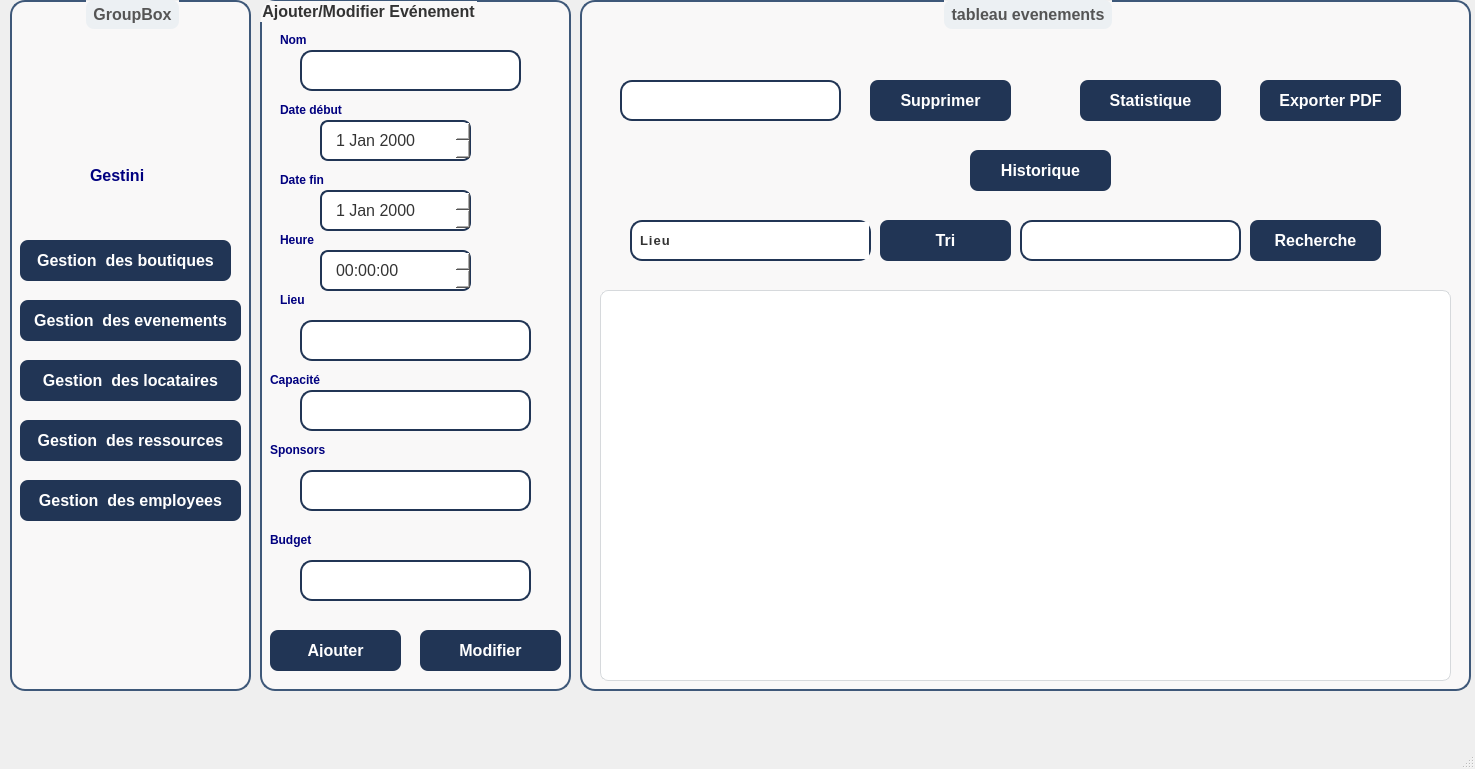
Qt form mainwindow.ui (ProjetCPP2425/2a20-genesis) before a commit.
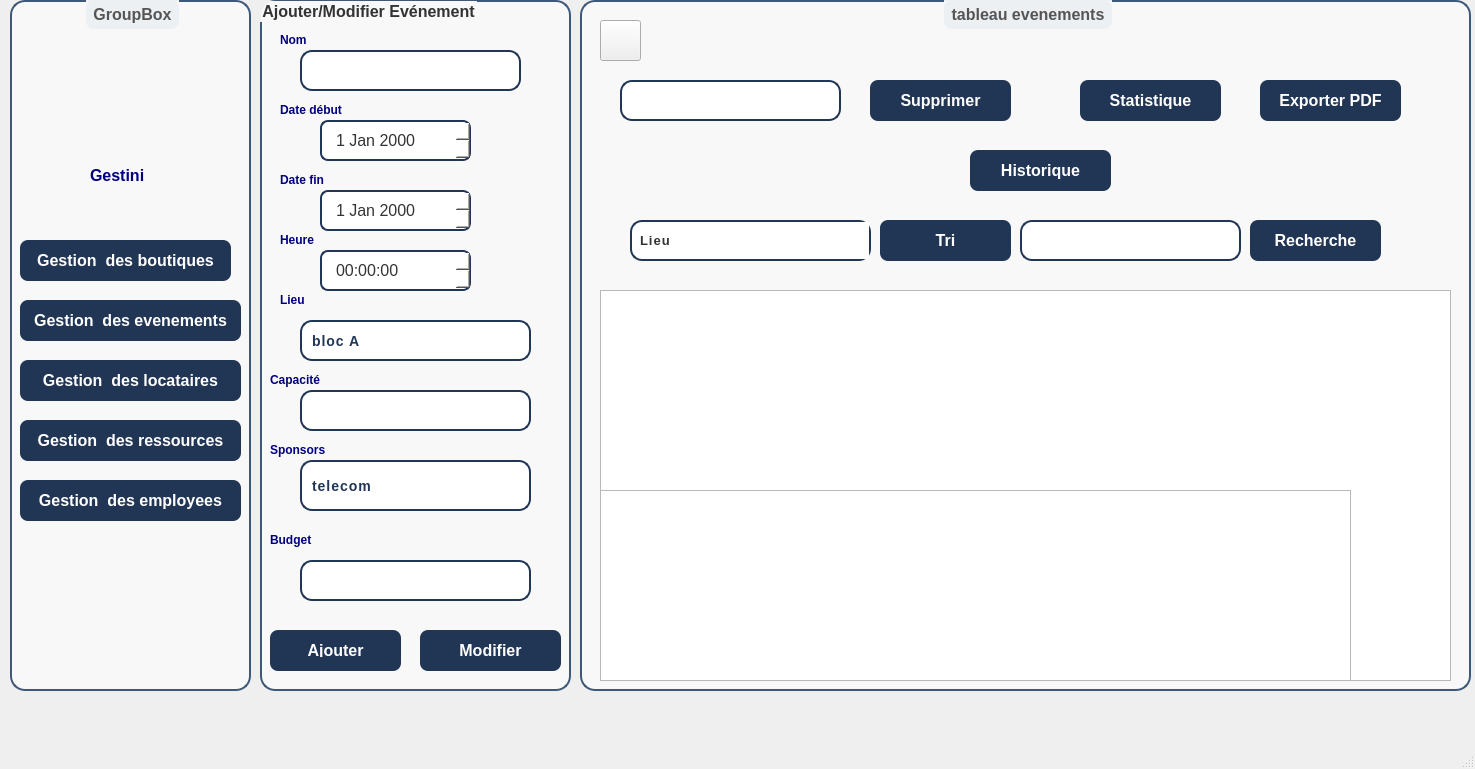
The same form after that commit. Icons and pictures are not drawn.

Diff of the .ui file:
```diff
--- a/mainwindow.ui
+++ b/mainwindow.ui
@@ -204,41 +204,7 @@
       <string>&lt;html&gt;&lt;head/&gt;&lt;body&gt;&lt;p&gt;&lt;span style=&quot; font-weight:700; color:#00007f;&quot;&gt;Lieu&lt;/span&gt;&lt;/p&gt;&lt;/body&gt;&lt;/html&gt;</string>
      </property>
     </widget>
-    <widget class="QLineEdit" name="lineedit_lieu">
-     <property name="geometry">
-      <rect>
-       <x>40</x>
-       <y>320</y>
-       <width>231</width>
-       <height>41</height>
-      </rect>
-     </property>
-     <property name="whatsThis">
-      <string>&lt;html&gt;&lt;head/&gt;&lt;body&gt;&lt;p&gt;&lt;br/&gt;&lt;/p&gt;&lt;/body&gt;&lt;/html&gt;</string>
-     </property>
-     <property name="styleSheet">
-      <string notr="true">QLineEdit {
-    background: #ffffff; /* White background */
-    border: 2px solid #213555; /* Blue border */
-    border-radius: 12px; /* Rounded corners */
-    padding: 8px;
-    font-size: 13px;
-    color: #3e5879; /* Dark text color */
-    font-weight: bold;
-    letter-spacing: 1px;
-}
-
-QLineEdit:focus {
-    border: 2px solid #00bfff; /* Blue border on focus */
-    background: #f5f5f5; /* Light gray background on focus */
-}
-</string>
-     </property>
-     <property name="text">
-      <string/>
-     </property>
-    </widget>
-    <widget class="QDateEdit" name="lineedit_date_fin">
+    <widget class="QDateEdit" name="lineedit_date_debut">
      <property name="geometry">
       <rect>
        <x>60</x>
@@ -382,40 +348,6 @@
       <string>&lt;html&gt;&lt;head/&gt;&lt;body&gt;&lt;p&gt;&lt;span style=&quot; font-weight:700; color:#00007f;&quot;&gt;Sponsors&lt;/span&gt;&lt;/p&gt;&lt;/body&gt;&lt;/html&gt;</string>
      </property>
     </widget>
-    <widget class="QLineEdit" name="lineedit_sponsors">
-     <property name="geometry">
-      <rect>
-       <x>40</x>
-       <y>470</y>
-       <width>231</width>
-       <height>41</height>
-      </rect>
-     </property>
-     <property name="whatsThis">
-      <string>&lt;html&gt;&lt;head/&gt;&lt;body&gt;&lt;p&gt;&lt;br/&gt;&lt;/p&gt;&lt;/body&gt;&lt;/html&gt;</string>
-     </property>
-     <property name="styleSheet">
-      <string notr="true">QLineEdit {
-    background: #ffffff; /* White background */
-    border: 2px solid #213555; /* Blue border */
-    border-radius: 12px; /* Rounded corners */
-    padding: 8px;
-    font-size: 13px;
-    color: #3e5879; /* Dark text color */
-    font-weight: bold;
-    letter-spacing: 1px;
-}
-
-QLineEdit:focus {
-    border: 2px solid #00bfff; /* Blue border on focus */
-    background: #f5f5f5; /* Light gray background on focus */
-}
-</string>
-     </property>
-     <property name="text">
-      <string/>
-     </property>
-    </widget>
     <widget class="QLabel" name="label_17">
      <property name="geometry">
       <rect>
@@ -602,6 +534,185 @@
       <string>Modifier</string>
      </property>
     </widget>
+    <widget class="QComboBox" name="comboBox_lieu">
+     <property name="geometry">
+      <rect>
+       <x>40</x>
+       <y>320</y>
+       <width>231</width>
+       <height>41</height>
+      </rect>
+     </property>
+     <property name="styleSheet">
+      <string notr="true">QComboBox {
+    background-color: #ffffff; /* White background */
+    border: 2px solid #213555; /* Blue border */
+    border-radius: 12px; /* Rounded corners */
+    padding: 6px 10px;
+    font-size: 14px;
+    color: #213555; /* Darker text color for better visibility */
+    font-weight: bold;
+    letter-spacing: 1px;
+    min-width: 120px; /* Ensures better visibility */
+}
+
+/* When the combo box is focused */
+QComboBox:focus {
+    border: 2px solid #00bfff; /* Bright blue border */
+    background-color: #f0f8ff; /* Light blue background for visibility */
+}
+
+/* Drop-down button */
+QComboBox::drop-down {
+    border: none;
+    background: transparent;
+    width: 24px;
+    padding-right: 6px;
+}
+
+/* Custom dropdown arrow */
+QComboBox::down-arrow {
+    image: url(arrow.png); /* Ensure this path is correct */
+    width: 14px;
+    height: 14px;
+}
+
+/* Drop-down list */
+QComboBox QAbstractItemView {
+    background-color: #ffffff;
+    border: 2px solid #213555;
+    selection-background-color: #00bfff; /* Bright blue selection */
+    selection-color: #ffffff; /* White text for contrast */
+    border-radius: 8px;
+    padding: 5px;
+    font-size: 13px;
+}
+
+/* Hover effect for list items */
+QComboBox QAbstractItemView::item:hover {
+    background-color: #0077cc; /* Slightly darker blue for hover */
+    color: #ffffff;
+}
+</string>
+     </property>
+     <item>
+      <property name="text">
+       <string>bloc A</string>
+      </property>
+     </item>
+     <item>
+      <property name="text">
+       <string>bloc B</string>
+      </property>
+     </item>
+     <item>
+      <property name="text">
+       <string>bloc C</string>
+      </property>
+     </item>
+     <item>
+      <property name="text">
+       <string>bloc D</string>
+      </property>
+     </item>
+     <item>
+      <property name="text">
+       <string>bloc E</string>
+      </property>
+     </item>
+    </widget>
+    <widget class="QComboBox" name="comboBox_sponsors">
+     <property name="geometry">
+      <rect>
+       <x>40</x>
+       <y>460</y>
+       <width>231</width>
+       <height>51</height>
+      </rect>
+     </property>
+     <property name="styleSheet">
+      <string notr="true">QComboBox {
+    background-color: #ffffff; /* White background */
+    border: 2px solid #213555; /* Blue border */
+    border-radius: 12px; /* Rounded corners */
+    padding: 6px 10px;
+    font-size: 14px;
+    color: #213555; /* Darker text color for better visibility */
+    font-weight: bold;
+    letter-spacing: 1px;
+    min-width: 120px; /* Ensures better visibility */
+}
+
+/* When the combo box is focused */
+QComboBox:focus {
+    border: 2px solid #00bfff; /* Bright blue border */
+    background-color: #f0f8ff; /* Light blue background for visibility */
+}
+
+/* Drop-down button */
+QComboBox::drop-down {
+    border: none;
+    background: transparent;
+    width: 24px;
+    padding-right: 6px;
+}
+
+/* Custom dropdown arrow */
+QComboBox::down-arrow {
+    image: url(down-arrow.png); /* Ensure this path is correct */
+    width: 14px;
+    height: 14px;
+}
+
+/* Drop-down list */
+QComboBox QAbstractItemView {
+    background-color: #ffffff;
+    border: 2px solid #213555;
+    selection-background-color: #00bfff; /* Bright blue selection */
+    selection-color: #ffffff; /* White text for contrast */
+    border-radius: 8px;
+    padding: 5px;
+    font-size: 13px;
+}
+
+/* Hover effect for list items */
+QComboBox QAbstractItemView::item:hover {
+    background-color: #0077cc; /* Slightly darker blue for hover */
+    color: #ffffff;
+}
+</string>
+     </property>
+     <item>
+      <property name="text">
+       <string>telecom</string>
+      </property>
+     </item>
+     <item>
+      <property name="text">
+       <string>orange</string>
+      </property>
+     </item>
+     <item>
+      <property name="text">
+       <string>safia</string>
+      </property>
+     </item>
+     <item>
+      <property name="text">
+       <string>saida</string>
+      </property>
+     </item>
+     <item>
+      <property name="text">
+       <string>delice</string>
+      </property>
+     </item>
+     <item>
+      <property name="text">
+       <string>esprit</string>
+      </property>
+     </item>
+    </widget>
    </widget>
    <widget class="QGroupBox" name="groupBox_2">
     <property name="geometry">
@@ -975,50 +1086,7 @@
       </rect>
      </property>
      <property name="styleSheet">
-      <string notr="true">/* Style pour le QTableView */
-QTableView {
-    background-color: #ffffff; /* Fond blanc */
-    border: 1px solid #d6d9dc; /* Bordure grise claire */
-    gridline-color: #dee2e6; /* Couleur de la grille */
-    selection-background-color: #213555; /* Fond bleu pour la sélection */
-    selection-color: white; /* Texte blanc pour la sélection */
-    alternate-background-color: #eef2f5; /* Fond alterné clair */
-    border-radius: 8px; /* Coins arrondis */
-    font-size: 12px; /* Taille de police plus petite */
-    width: 100%; /* Prend toute la largeur du conteneur */
-    table-layout: fixed; /* Colonnes de largeur fixe */
-}
-
-/* Style pour les éléments de la table */
-QTableView::item {
-    padding: 5px; /* Espacement interne des éléments */
-    border: none; /* Pas de bordure interne */
-    white-space: nowrap; /* Empêche le texte de déborder */
-    text-overflow: ellipsis; /* Ajoute des points de suspension si nécessaire */
-}
-
-/* Style pour les en-têtes de colonnes */
-QHeaderView::section {
-    background-color: #213555; /* Fond bleu pour les en-têtes */
-    color: white; /* Texte en blanc pour les en-têtes */
-    padding: 5px; /* Espacement interne des en-têtes */
-    font-size: 12px; /* Taille de police plus petite pour les en-têtes */
-    border-bottom: 2px solid #2e4566; /* Bordure bleue plus foncée en bas */
-}
-
-/* Style pour les éléments sélectionnés */
-QTableView::item:selected {
-    background-color: #213555; /* Fond bleu pour la sélection */
-    color: white; /* Texte blanc pour la sélection */
-}
-
-/* Style pour le survol des éléments */
-QTableView::item:hover {
-    background-color: #1a2a3b; /* Fond bleu plus foncé au survol */
-    color: white; /* Texte blanc au survol */
-    cursor: pointer; /* Changement de curseur au survol */
-}
-</string>
+      <string notr="true"/>
      </property>
     </widget>
     <widget class="QLineEdit" name="lineedit_old_nom">
@@ -1053,6 +1121,41 @@
 </string>
      </property>
     </widget>
+    <widget class="QPushButton" name="pushButtonNotification">
+     <property name="enabled">
+      <bool>true</bool>
+     </property>
+     <property name="geometry">
+      <rect>
+       <x>20</x>
+       <y>20</y>
+       <width>41</width>
+       <height>41</height>
+      </rect>
+     </property>
+     <property name="font">
+      <font>
+       <stylestrategy>NoAntialias</stylestrategy>
+       <kerning>true</kerning>
+      </font>
+     </property>
+     <property name="styleSheet">
+      <string notr="true">image: url(:/bell.png);</string>
+     </property>
+     <property name="text">
+      <string/>
+     </property>
+    </widget>
+    <widget class="QTableView" name="historyView">
+     <property name="geometry">
+      <rect>
+       <x>20</x>
+       <y>490</y>
+       <width>751</width>
+       <height>191</height>
+      </rect>
+     </property>
+    </widget>
    </widget>
    <widget class="QGroupBox" name="groupBox_3">
     <property name="geometry">
```
Left out of the diff: 14 changed lines with no effect on the pictures.
